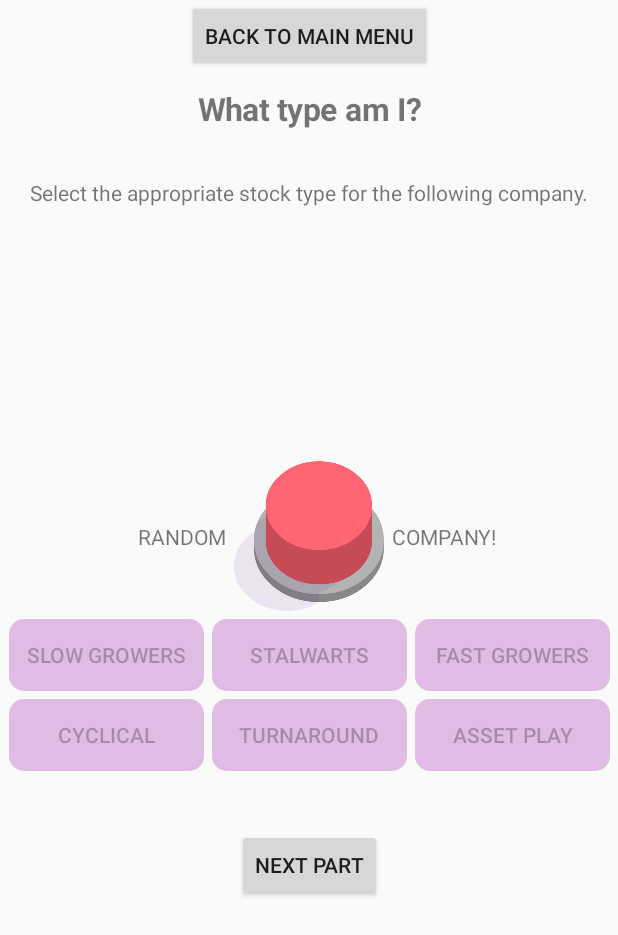
After one commit to pattypattie/StockUnlocked, an Android app: the fragment Lesson4Quiz2Fragment placed in its activity, on a phone screen of 412 x 824 dp. The commit adds this screen. Shown: the top 935 px of the screen. Run offline under Robolectric (Android 15) with nearby library versions, the phone set to English and light mode, and no system bars.

Commit message:
add lesson 4 quiz 2

```diff
--- a/app/src/main/java/com/example/chayanit/stockunlocked/Lesson4Quiz1Fragment.java
+++ b/app/src/main/java/com/example/chayanit/stockunlocked/Lesson4Quiz1Fragment.java
@@ -32,7 +32,6 @@ public class Lesson4Quiz1Fragment extends Fragment {
     private static final String ARG_PARAM2 = "param2";
 
     TextView question, checkAns, explainAns;
-    //String[] questionList, answerList, explainList;
     ArrayList<String> questionList, answerList, explainList;
     Button slowGrowers, stalWarts, fastGrowers, cyclical, turnaround, assetPlay, nextbtn;
     String correctAns;
--- /dev/null
+++ b/app/src/main/java/com/example/chayanit/stockunlocked/Lesson4Quiz2Fragment.java
@@ -0,0 +1,300 @@
+package com.example.chayanit.stockunlocked;
+
+import android.net.Uri;
+import android.os.Bundle;
+import android.os.CountDownTimer;
+import android.support.v4.app.Fragment;
+import android.text.Html;
+import android.view.LayoutInflater;
+import android.view.View;
+import android.view.ViewGroup;
+import android.widget.Button;
+import android.widget.ImageButton;
+import android.widget.ImageView;
+import android.widget.TextView;
+import java.util.ArrayList;
+import java.util.Arrays;
+
+
+/**
+ * A simple {@link Fragment} subclass.
+ * Activities that contain this fragment must implement the
+ * {@link Lesson4Quiz2Fragment.OnFragmentInteractionListener} interface
+ * to handle interaction events.
+ * Use the {@link Lesson4Quiz2Fragment#newInstance} factory method to
+ * create an instance of this fragment.
+ */
+public class Lesson4Quiz2Fragment extends Fragment {
+    // TODO: Rename parameter arguments, choose names that match
+    // the fragment initialization parameters, e.g. ARG_ITEM_NUMBER
+    private static final String ARG_PARAM1 = "param1";
+    private static final String ARG_PARAM2 = "param2";
+
+    TextView instructionText, question, checkAns, explainAns;
+    String quizName, correctAns;
+    int randomQuestion;
+    ArrayList<String> questionList, answerList, explainList;
+    ImageView turnaroundImg, fastGrowerImg, assetPlayImg;
+    ImageButton randomCompany, randomCompanyFade;
+    Button slowGrowers, stalWarts, fastGrowers, cyclical, turnaround, assetPlay;
+
+    // TODO: Rename and change types of parameters
+    private String mParam1;
+    private String mParam2;
+
+    private OnFragmentInteractionListener mListener;
+
+    public Lesson4Quiz2Fragment() {
+        // Required empty public constructor
+    }
+
+    /**
+     * Use this factory method to create a new instance of
+     * this fragment using the provided parameters.
+     *
+     * @param param1 Parameter 1.
+     * @param param2 Parameter 2.
+     * @return A new instance of fragment Lesson4Quiz2Fragment.
+     */
+    // TODO: Rename and change types and number of parameters
+    public static Lesson4Quiz2Fragment newInstance(String param1, String param2) {
+        Lesson4Quiz2Fragment fragment = new Lesson4Quiz2Fragment();
+        Bundle args = new Bundle();
+        args.putString(ARG_PARAM1, param1);
+        args.putString(ARG_PARAM2, param2);
+        fragment.setArguments(args);
+        return fragment;
+    }
+
+    @Override
+    public void onCreate(Bundle savedInstanceState) {
+        super.onCreate(savedInstanceState);
+        if (getArguments() != null) {
+            mParam1 = getArguments().getString(ARG_PARAM1);
+            mParam2 = getArguments().getString(ARG_PARAM2);
+        }
+    }
+
+    @Override
+    public View onCreateView(final LayoutInflater inflater, ViewGroup container,
+                             Bundle savedInstanceState) {
+        // Inflate the layout for this fragment
+
+        View myFragmentView = inflater.inflate(R.layout.fragment_lesson4_quiz2, container, false);
+
+        question = myFragmentView.findViewById(R.id.questionText);
+        checkAns = myFragmentView.findViewById(R.id.checkAnsText);
+        explainAns = myFragmentView.findViewById(R.id.explainAnsText);
+        turnaroundImg = myFragmentView.findViewById(R.id.turnaroundImg1);
+        fastGrowerImg = myFragmentView.findViewById(R.id.fastGrowerImg1);
+        assetPlayImg = myFragmentView.findViewById(R.id.assetPlayImg1);
+        randomCompany = myFragmentView.findViewById(R.id.randomImgBtn);
+        randomCompanyFade = myFragmentView.findViewById(R.id.randomImgBtnFade);
+        slowGrowers = myFragmentView.findViewById(R.id.stocktype1);
+        stalWarts = myFragmentView.findViewById(R.id.stocktype2);
+        fastGrowers = myFragmentView.findViewById(R.id.stocktype3);
+        cyclical = myFragmentView.findViewById(R.id.stocktype4);
+        turnaround = myFragmentView.findViewById(R.id.stocktype5);
+        assetPlay = myFragmentView.findViewById(R.id.stocktype6);
+
+        instructionText = myFragmentView.findViewById(R.id.instructionl4q2);
+        quizName = "<h1>What type am I?</h1>";
+        instructionText.setText(Html.fromHtml(quizName));
+
+        questionList = new ArrayList<String>(3);
+        answerList = new ArrayList<String>(3);
+        explainList = new ArrayList<String>(3);
+
+        slowGrowers.setEnabled(false);
+        stalWarts.setEnabled(false);
+        fastGrowers.setEnabled(false);
+        cyclical.setEnabled(false);
+        turnaround.setEnabled(false);
+        assetPlay.setEnabled(false);
+
+        randomQuestion = -1;
+        questionList.addAll(Arrays.asList("I once almost faced bankruptcy, but I managed to survive by following a better business plan.", "I have just started the business, but I am investing in a lot of things and I keep getting successful.", "I am a small retailer company, but I own some valuable real estate in other country."));
+        answerList.addAll(Arrays.asList("Turnaround", "Fast Growers", "Asset Play"));
+        explainList.addAll(Arrays.asList("Turnarounds overcame severe loss and are in the process of becoming successful.", "Fast Growers are typically not large businesses that are currently expanding fast in a short period of time.", "Asset Player companies own assets that may not reflect in its stock price."));
+
+        randomCompany.setOnClickListener(new View.OnClickListener() {
+            @Override
+            public void onClick(View view) {
+
+                slowGrowers.setEnabled(false);
+                stalWarts.setEnabled(false);
+                fastGrowers.setEnabled(false);
+                cyclical.setEnabled(false);
+                turnaround.setEnabled(false);
+                assetPlay.setEnabled(false);
+                randomCompany.setVisibility(View.INVISIBLE);
+                randomCompanyFade.setVisibility(View.VISIBLE);
+                question.setText("");
+                checkAns.setText("");
+                explainAns.setText("");
+                CountDownTimer cdt = new CountDownTimer(2000, 100) {
+                    public void onTick(long millisUntilFinished) {
+                        if((millisUntilFinished/100)%3==0){
+                            turnaroundImg.setVisibility(View.VISIBLE);
+                            fastGrowerImg.setVisibility(View.INVISIBLE);
+                            assetPlayImg.setVisibility(View.INVISIBLE);
+                        } else if((millisUntilFinished/100)%3==1){
+                            turnaroundImg.setVisibility(View.INVISIBLE);
+                            fastGrowerImg.setVisibility(View.VISIBLE);
+                            assetPlayImg.setVisibility(View.INVISIBLE);
+                        } else if((millisUntilFinished/100)%3==2){
+                            turnaroundImg.setVisibility(View.INVISIBLE);
+                            fastGrowerImg.setVisibility(View.INVISIBLE);
+                            assetPlayImg.setVisibility(View.VISIBLE);
+                        }
+                    }
+
+                    public void onFinish() {
+                        randomCompany.setVisibility(View.VISIBLE);
+                        randomCompanyFade.setVisibility(View.INVISIBLE);
+                        nextQuestion();
+                        if(questionList.size()==1){ //last question, disable next button
+                            randomCompany.setVisibility(View.INVISIBLE);
+                            randomCompanyFade.setVisibility(View.VISIBLE);
+                        }
+                        slowGrowers.setEnabled(true);
+                        stalWarts.setEnabled(true);
+                        fastGrowers.setEnabled(true);
+                        cyclical.setEnabled(true);
+                        turnaround.setEnabled(true);
+                        assetPlay.setEnabled(true);
+                    }
+                }.start();
+
+            }
+        });
+
+        slowGrowers.setOnClickListener(new View.OnClickListener() {
+            @Override
+            public void onClick(View view) {
+                showSolution("Slow Growers");
+            }
+        });
+
+        stalWarts.setOnClickListener(new View.OnClickListener() {
+            @Override
+            public void onClick(View view) {
+                showSolution("Stalwarts");
+            }
+        });
+
+        fastGrowers.setOnClickListener(new View.OnClickListener() {
+            @Override
+            public void onClick(View view) {
+                showSolution("Fast Growers");
+            }
+        });
+
+        cyclical.setOnClickListener(new View.OnClickListener() {
+            @Override
+            public void onClick(View view) {
+                showSolution("Cyclical");
+            }
+        });
+
+        turnaround.setOnClickListener(new View.OnClickListener() {
+            @Override
+            public void onClick(View view) {
+                showSolution("Turnaround");
+            }
+        });
+
+        assetPlay.setOnClickListener(new View.OnClickListener() {
+            @Override
+            public void onClick(View view) {
+                showSolution("Asset Play");
+            }
+        });
+
+        return myFragmentView;
+    }
+
+
+    // TODO: Rename method, update argument and hook method into UI event
+    public void onButtonPressed(Uri uri) {
+        if (mListener != null) {
+            mListener.onFragmentInteraction(uri);
+        }
+    }
+
+    public void nextQuestion(){
+
+        turnaroundImg.setVisibility(View.INVISIBLE);
+        fastGrowerImg.setVisibility(View.INVISIBLE);
+        assetPlayImg.setVisibility(View.INVISIBLE);
+
+        if(randomQuestion!=-1){
+            questionList.remove(randomQuestion);
+            answerList.remove(randomQuestion);
+            explainList.remove(randomQuestion);
+            questionList.trimToSize();
+            answerList.trimToSize();
+            explainList.trimToSize();
+        }
+
+        if(questionList.size()!=0){
+            randomQuestion = (int)(Math.random()*questionList.size());
+            question.setText(questionList.get(randomQuestion));
+            correctAns = answerList.get(randomQuestion);
+            if(correctAns=="Turnaround"){
+                turnaroundImg.setVisibility(View.VISIBLE);
+            } else if(correctAns=="Fast Growers"){
+                fastGrowerImg.setVisibility(View.VISIBLE);
+            } else if(correctAns=="Asset Play"){
+                assetPlayImg.setVisibility(View.VISIBLE);
+            }
+        }
+    }
+
+    public void showSolution(String buttonClickedName){
+        if(correctAns.equals(buttonClickedName)){
+            checkAns.setText("Correct! My stock is "+correctAns);
+        }else{
+            checkAns.setText("Incorrect. My stock is "+correctAns);
+        }
+        explainAns.setText(explainList.get(randomQuestion));
+        slowGrowers.setEnabled(false);
+        stalWarts.setEnabled(false);
+        fastGrowers.setEnabled(false);
+        cyclical.setEnabled(false);
+        turnaround.setEnabled(false);
+        assetPlay.setEnabled(false);
+    }
+
+//    @Override
+//    public void onAttach(Context context) {
+//        super.onAttach(context);
+//        if (context instanceof OnFragmentInteractionListener) {
+//            mListener = (OnFragmentInteractionListener) context;
+//        } else {
+//            throw new RuntimeException(context.toString()
+//                    + " must implement OnFragmentInteractionListener");
+//        }
+//    }
+//
+//    @Override
+//    public void onDetach() {
+//        super.onDetach();
+//        mListener = null;
+//    }
+
+    /**
+     * This interface must be implemented by activities that contain this
+     * fragment to allow an interaction in this fragment to be communicated
+     * to the activity and potentially other fragments contained in that
+     * activity.
+     * <p>
+     * See the Android Training lesson <a href=
+     * "http://developer.android.com/training/basics/fragments/communicating.html"
+     * >Communicating with Other Fragments</a> for more information.
+     */
+    public interface OnFragmentInteractionListener {
+        // TODO: Update argument type and name
+        void onFragmentInteraction(Uri uri);
+    }
+}
--- a/app/src/main/java/com/example/chayanit/stockunlocked/Quiz4Activity.java
+++ b/app/src/main/java/com/example/chayanit/stockunlocked/Quiz4Activity.java
@@ -8,13 +8,12 @@ import android.widget.Button;
 
 public class Quiz4Activity extends AppCompatActivity {
 
+    int currentQuiz;
+
     @Override
     protected void onCreate(Bundle savedInstanceState) {
         super.onCreate(savedInstanceState);
         setContentView(R.layout.activity_quiz4);
-
-        final Lesson4Quiz1Fragment lesson4Quiz1Fragment = new Lesson4Quiz1Fragment();
-        getSupportFragmentManager().beginTransaction().add(R.id.fragmentl4, lesson4Quiz1Fragment).commit();
 
         Button backMenu = findViewById(R.id.backMenu);
         backMenu.setOnClickListener(new View.OnClickListener() {
@@ -24,6 +23,33 @@ public class Quiz4Activity extends AppCompatActivity {
             }
         });
 
+        final Lesson4Quiz1Fragment lesson4Quiz1Fragment = new Lesson4Quiz1Fragment();
+        final Lesson4Quiz2Fragment lesson4Quiz2Fragment = new Lesson4Quiz2Fragment();
+
+        currentQuiz = (int)(Math.random()*2);
+        if(currentQuiz==0){
+            getSupportFragmentManager().beginTransaction().add(R.id.fragmentl4, lesson4Quiz1Fragment).commit();
+        } else{
+            getSupportFragmentManager().beginTransaction().add(R.id.fragmentl4, lesson4Quiz2Fragment).commit();
+        }
+
+
+        final Button nextQbtn = findViewById(R.id.nextQ);
+        nextQbtn.setOnClickListener(new View.OnClickListener() {
+            @Override
+            public void onClick(View view) {
+
+                if(currentQuiz==0){
+                    getSupportFragmentManager().beginTransaction().remove(lesson4Quiz1Fragment).commit();
+                    getSupportFragmentManager().beginTransaction().add(R.id.fragmentl4, lesson4Quiz2Fragment).commit();
+                }else{
+                    getSupportFragmentManager().beginTransaction().remove(lesson4Quiz2Fragment).commit();
+                    getSupportFragmentManager().beginTransaction().add(R.id.fragmentl4, lesson4Quiz1Fragment).commit();
+                }
+                nextQbtn.setEnabled(false);
+            }
+        });
+
 
     }
 }
--- /dev/null
+++ b/app/src/main/res/drawable/button_style_3.xml
@@ -0,0 +1,11 @@
+<?xml version="1.0" encoding="utf-8"?>
+<shape xmlns:android="http://schemas.android.com/apk/res/android"
+    android:shape="rectangle">
+    <corners android:radius="10dp"/>
+    <solid android:color="#E0BBE4"/>
+    <padding
+        android:bottom="5dp"
+        android:left="10dp"
+        android:right="10dp"
+        android:top="5dp"/>
+</shape>
--- /dev/null
+++ b/app/src/main/res/layout/fragment_lesson4_quiz2.xml
@@ -0,0 +1,250 @@
+<FrameLayout xmlns:android="http://schemas.android.com/apk/res/android"
+    xmlns:tools="http://schemas.android.com/tools"
+    android:layout_width="match_parent"
+    android:layout_height="match_parent"
+    xmlns:app="http://schemas.android.com/apk/res-auto"
+    tools:context="com.example.chayanit.stockunlocked.Lesson4Quiz2Fragment">
+
+    <android.support.constraint.ConstraintLayout
+        android:layout_width="match_parent"
+        android:layout_height="match_parent">
+
+    <!-- TODO: Update blank fragment layout -->
+
+        <ImageButton
+            android:id="@+id/blankbtn"
+            android:layout_width="75dp"
+            android:layout_height="58dp"
+            android:adjustViewBounds="true"
+            android:scaleType="fitCenter"
+            app:srcCompat="@drawable/backicon2"
+            tools:layout_editor_absoluteX="0dp"
+            tools:layout_editor_absoluteY="3dp"
+            app:layout_constraintLeft_toLeftOf="parent"
+            app:layout_constraintTop_toTopOf="parent"
+            android:visibility="invisible"/>
+
+        <TextView
+            android:id="@+id/instructionl4q2"
+            android:layout_width="wrap_content"
+            android:layout_height="wrap_content"
+            android:text=""
+            app:layout_constraintLeft_toLeftOf="parent"
+            app:layout_constraintRight_toRightOf="parent"
+            app:layout_constraintTop_toBottomOf="@id/blankbtn" />
+
+    <TextView
+        android:id="@+id/textView78"
+        android:layout_width="wrap_content"
+        android:layout_height="wrap_content"
+        app:layout_constraintTop_toBottomOf="@id/instructionl4q2"
+        app:layout_constraintLeft_toLeftOf="parent"
+        app:layout_constraintRight_toRightOf="parent"
+        android:text="Select the appropriate stock type for the following company." />
+
+        <ImageView
+            android:id="@+id/fastGrowerImg1"
+            android:layout_width="150dp"
+            android:layout_height="150dp"
+            android:src="@drawable/small_business"
+            app:layout_constraintLeft_toLeftOf="parent"
+            app:layout_constraintRight_toRightOf="parent"
+            app:layout_constraintTop_toBottomOf="@id/textView78"
+            tools:layout_editor_absoluteX="159dp"
+            tools:layout_editor_absoluteY="211dp"
+            android:visibility="invisible"/>
+
+        <ImageView
+            android:id="@+id/turnaroundImg1"
+            android:layout_width="150dp"
+            android:layout_height="150dp"
+            android:src="@drawable/constructing"
+            app:layout_constraintLeft_toLeftOf="parent"
+            app:layout_constraintRight_toRightOf="parent"
+            app:layout_constraintTop_toBottomOf="@id/textView78"
+            tools:layout_editor_absoluteX="159dp"
+            tools:layout_editor_absoluteY="211dp"
+            android:visibility="invisible"
+            />
+
+        <ImageView
+            android:id="@+id/assetPlayImg1"
+            android:layout_width="150dp"
+            android:layout_height="150dp"
+            android:src="@drawable/company_with_land"
+            app:layout_constraintLeft_toLeftOf="parent"
+            app:layout_constraintRight_toRightOf="parent"
+            app:layout_constraintTop_toBottomOf="@id/textView78"
+            tools:layout_editor_absoluteX="159dp"
+            tools:layout_editor_absoluteY="211dp"
+            android:visibility="invisible"/>
+
+        <TextView
+            android:id="@+id/questionText"
+            android:layout_width="wrap_content"
+            android:layout_height="wrap_content"
+            android:text=""
+            app:layout_constraintLeft_toLeftOf="parent"
+            app:layout_constraintRight_toRightOf="parent"
+            app:layout_constraintTop_toBottomOf="@id/fastGrowerImg1"
+            tools:layout_editor_absoluteX="42dp"
+            tools:layout_editor_absoluteY="128dp" />
+
+        <ImageButton
+            android:id="@+id/randomImgBtn"
+            android:layout_width="100dp"
+            android:layout_height="100dp"
+            android:scaleType="fitCenter"
+            android:src="@drawable/redbutton"
+            android:background="@null"
+            tools:layout_editor_absoluteX="29dp"
+            tools:layout_editor_absoluteY="326dp"
+            app:layout_constraintLeft_toLeftOf="parent"
+            app:layout_constraintRight_toRightOf="parent"
+            app:layout_constraintTop_toBottomOf="@id/questionText"/>
+
+        <ImageButton
+            android:id="@+id/randomImgBtnFade"
+            android:layout_width="100dp"
+            android:layout_height="100dp"
+            android:scaleType="fitCenter"
+            android:src="@drawable/redbutton_fade"
+            android:background="@null"
+            tools:layout_editor_absoluteX="29dp"
+            tools:layout_editor_absoluteY="326dp"
+            app:layout_constraintLeft_toLeftOf="parent"
+            app:layout_constraintRight_toRightOf="parent"
+            app:layout_constraintTop_toBottomOf="@id/questionText"
+            android:visibility="invisible"/>
+
+        <TextView
+            android:id="@+id/textView79"
+            android:layout_width="wrap_content"
+            android:layout_height="wrap_content"
+            android:text="RANDOM"
+            tools:layout_editor_absoluteX="58dp"
+            tools:layout_editor_absoluteY="305dp"
+            app:layout_constraintRight_toLeftOf="@id/randomImgBtn"
+            android:layout_marginRight="5dp"
+            app:layout_constraintTop_toTopOf="@id/randomImgBtn"
+            app:layout_constraintBottom_toBottomOf="@id/randomImgBtn"/>
+
+        <TextView
+            android:id="@+id/textView80"
+            android:layout_width="wrap_content"
+            android:layout_height="wrap_content"
+            android:text="COMPANY!"
+            tools:layout_editor_absoluteX="58dp"
+            tools:layout_editor_absoluteY="305dp"
+            app:layout_constraintLeft_toRightOf="@id/randomImgBtn"
+            android:layout_marginLeft="5dp"
+            app:layout_constraintTop_toTopOf="@id/randomImgBtn"
+            app:layout_constraintBottom_toBottomOf="@id/randomImgBtn"/>
+
+        <Button
+            android:id="@+id/stocktype1"
+            android:layout_width="130dp"
+            android:layout_height="wrap_content"
+            android:text="Slow Growers"
+            tools:layout_editor_absoluteX="82dp"
+            tools:layout_editor_absoluteY="239dp"
+            android:background="@drawable/button_style_3"
+            app:layout_constraintRight_toLeftOf="@id/stocktype2"
+            app:layout_constraintTop_toBottomOf="@id/randomImgBtn"
+            android:layout_marginRight="5dp"
+            android:layout_marginTop="5dp"/>
+
+        <Button
+            android:id="@+id/stocktype2"
+            android:layout_width="130dp"
+            android:layout_height="wrap_content"
+            android:text="Stalwarts"
+            tools:layout_editor_absoluteX="82dp"
+            tools:layout_editor_absoluteY="239dp"
+            android:background="@drawable/button_style_3"
+            app:layout_constraintLeft_toLeftOf="parent"
+            app:layout_constraintRight_toRightOf="parent"
+            app:layout_constraintTop_toBottomOf="@id/randomImgBtn"
+            android:layout_marginTop="5dp"/>
+
+        <Button
+            android:id="@+id/stocktype3"
+            android:layout_width="130dp"
+            android:layout_height="wrap_content"
+            android:text="Fast Growers"
+            tools:layout_editor_absoluteX="82dp"
+            tools:layout_editor_absoluteY="239dp"
+            android:background="@drawable/button_style_3"
+            app:layout_constraintLeft_toRightOf="@id/stocktype2"
+            app:layout_constraintTop_toBottomOf="@id/randomImgBtn"
+            android:layout_marginLeft="5dp"
+            android:layout_marginTop="5dp"/>
+
+        <Button
+            android:id="@+id/stocktype4"
+            android:layout_width="130dp"
+            android:layout_height="wrap_content"
+            android:text="Cyclical"
+            tools:layout_editor_absoluteX="82dp"
+            tools:layout_editor_absoluteY="239dp"
+            android:background="@drawable/button_style_3"
+            app:layout_constraintRight_toLeftOf="@id/stocktype5"
+            app:layout_constraintTop_toBottomOf="@id/stocktype1"
+            android:layout_marginRight="5dp"
+            android:layout_marginTop="5dp"/>
+
+        <Button
+            android:id="@+id/stocktype5"
+            android:layout_width="130dp"
+            android:layout_height="wrap_content"
+            android:text="Turnaround"
+            tools:layout_editor_absoluteX="82dp"
+            tools:layout_editor_absoluteY="239dp"
+            android:background="@drawable/button_style_3"
+            app:layout_constraintLeft_toLeftOf="parent"
+            app:layout_constraintRight_toRightOf="parent"
+            app:layout_constraintTop_toBottomOf="@id/stocktype1"
+            android:layout_marginTop="5dp"
+            />
+
+        <Button
+            android:id="@+id/stocktype6"
+            android:layout_width="130dp"
+            android:layout_height="wrap_content"
+            android:text="Asset Play"
+            tools:layout_editor_absoluteX="82dp"
+            tools:layout_editor_absoluteY="239dp"
+            android:background="@drawable/button_style_3"
+            app:layout_constraintLeft_toRightOf="@id/stocktype5"
+            app:layout_constraintTop_toBottomOf="@id/stocktype1"
+            android:layout_marginLeft="5dp"
+            android:layout_marginTop="5dp"/>
+
+        <TextView
+            android:id="@+id/checkAnsText"
+            android:layout_width="wrap_content"
+            android:layout_height="wrap_content"
+            android:text=""
+            app:layout_constraintLeft_toLeftOf="parent"
+            app:layout_constraintRight_toRightOf="parent"
+            app:layout_constraintTop_toBottomOf="@id/stocktype6"
+            tools:layout_editor_absoluteX="42dp"
+            tools:layout_editor_absoluteY="128dp" />
+
+        <TextView
+            android:id="@+id/explainAnsText"
+            android:layout_width="wrap_content"
+            android:layout_height="wrap_content"
+            android:text=""
+            app:layout_constraintLeft_toLeftOf="parent"
+            app:layout_constraintRight_toRightOf="parent"
+            app:layout_constraintTop_toBottomOf="@id/checkAnsText"
+            tools:layout_editor_absoluteX="42dp"
+            tools:layout_editor_absoluteY="128dp" />
+
+
+
+
+    </android.support.constraint.ConstraintLayout>
+
+</FrameLayout>
```
Also changed, not shown: app/src/main/res/drawable/company_with_land.png (added), app/src/main/res/drawable/constructing.png (added), app/src/main/res/drawable/redbutton.png (added), app/src/main/res/drawable/redbutton_fade.png (added), app/src/main/res/drawable/small_business.png (added).
